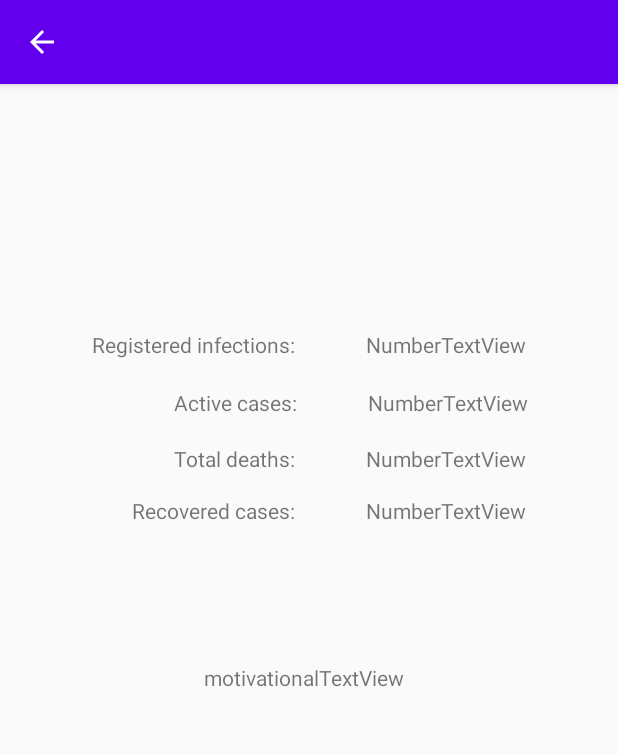
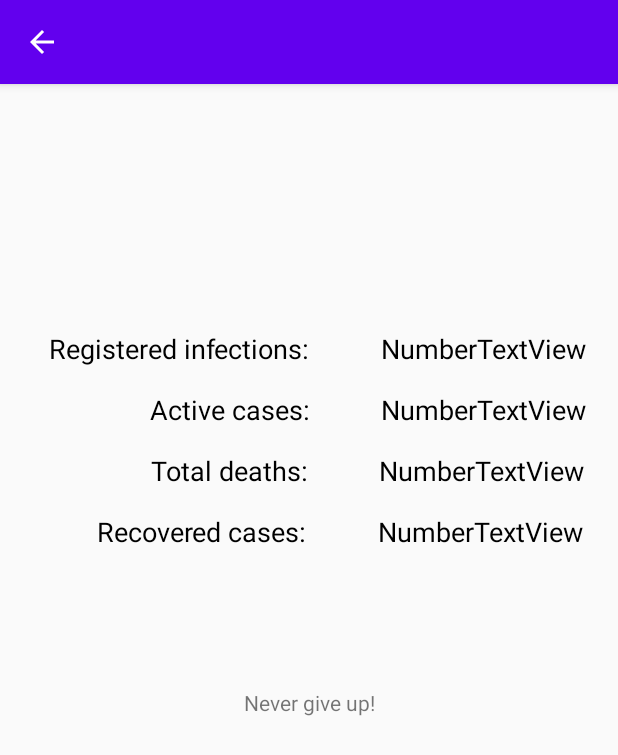
Before and after one commit to xxt07d/Covid-19_Stats, an Android app: the DetailedActivity screen opened directly, with no data from a screen before it, on a phone screen of 412 x 824 dp. Shown: the top 755 px of the screen. Run offline under Robolectric (Android 15) with nearby library versions, the phone set to English and light mode, and no system bars; 4 statements that could not run were skipped.

Commit message:
Fixed network bug, recyclerview works, detailed works

```diff
--- a/app/src/main/java/com/zsami/covid_19stats/activites/DetailedActivity.kt
+++ b/app/src/main/java/com/zsami/covid_19stats/activites/DetailedActivity.kt
@@ -2,13 +2,20 @@ package com.zsami.covid_19stats.activites
 
 import android.os.Bundle
 import android.widget.Button
+import android.widget.TextView
 import androidx.appcompat.app.AppCompatActivity
 import com.zsami.covid_19stats.R
 import com.zsami.covid_19stats.presenters.DetailedPresenter
 import com.zsami.covid_19stats.screens.DetailedScreen
+import kotlin.random.Random
 
 class DetailedActivity : AppCompatActivity(), DetailedScreen {
 
+    private lateinit var registeredTextView: TextView
+    private lateinit var activeTextView: TextView
+    private lateinit var deathsTextView: TextView
+    private lateinit var recoveredTextView: TextView
+    private lateinit var motivationalTextView: TextView
 
     override fun onCreate(savedInstanceState: Bundle?) {
         super.onCreate(savedInstanceState)
@@ -16,6 +23,20 @@ class DetailedActivity : AppCompatActivity(), DetailedScreen {
 
         supportActionBar?.title = ""
         supportActionBar?.setDisplayHomeAsUpEnabled(true)
+        val dailyValues = intent.getStringArrayExtra(EXTRA_MESSAGE)
+        registeredTextView = findViewById(R.id.registeredNumberTextView)
+        activeTextView = findViewById(R.id.activeNumberTextView)
+        deathsTextView = findViewById(R.id.deathsNumberTextView)
+        recoveredTextView = findViewById(R.id.recoveredNumberTextView)
+        motivationalTextView = findViewById(R.id.motivationalTextView)
+
+        registeredTextView.text = dailyValues[0]
+        activeTextView.text = dailyValues[1]
+        deathsTextView.text = dailyValues[2]
+        recoveredTextView.text = dailyValues[3]
+
+        val motivationalStringArray = resources.getStringArray(R.array.daily_detail_positive_stuff)
+        motivationalTextView.text = motivationalStringArray[Random.nextInt(0, motivationalStringArray.size-1)]
     }
 
     override fun onStart() {
@@ -28,7 +49,7 @@ class DetailedActivity : AppCompatActivity(), DetailedScreen {
         DetailedPresenter.detachScreen()
     }
 
-    override fun detailedFoo() {
+    override fun restoreDailyObjectFromString() {
         TODO("Not yet implemented")
     }
 
--- a/app/src/main/java/com/zsami/covid_19stats/interactors/NetworkInteractor.kt
+++ b/app/src/main/java/com/zsami/covid_19stats/interactors/NetworkInteractor.kt
@@ -66,8 +66,7 @@ class NetworkInteractor {
             }
 
             override fun onFailure(call: Call<List<Daily>>, t: Throwable) {
-                TODO("Not yet implemented")
-                responseReceived = true
+                //responseReceived = true
             }
         })
         while(!responseReceived){ //&& waitRepeatAmount < 20) {
--- a/app/src/main/java/com/zsami/covid_19stats/screens/DetailedScreen.kt
+++ b/app/src/main/java/com/zsami/covid_19stats/screens/DetailedScreen.kt
@@ -1,5 +1,5 @@
 package com.zsami.covid_19stats.screens
 
 interface DetailedScreen : Screen {
-    fun detailedFoo()
+    fun restoreDailyObjectFromString()
 }
--- a/app/src/main/res/layout/detailed_activity.xml
+++ b/app/src/main/res/layout/detailed_activity.xml
@@ -12,35 +12,44 @@
         android:layout_height="match_parent">
 
         <TextView
+            android:id="@+id/activeTextView"
+            android:layout_width="wrap_content"
+            android:layout_height="wrap_content"
+            android:layout_marginStart="99dp"
+            android:layout_marginLeft="99dp"
+            android:layout_marginTop="16dp"
+            android:gravity="right"
+            android:text="@string/daily_detail_active"
+            android:textColor="#000000"
+            android:textSize="18sp"
+            app:layout_constraintStart_toStartOf="parent"
+            app:layout_constraintTop_toBottomOf="@+id/registeredTextView" />
+
+        <TextView
             android:id="@+id/registeredTextView"
             android:layout_width="wrap_content"
             android:layout_height="wrap_content"
-            android:layout_marginStart="61dp"
-            android:layout_marginLeft="61dp"
+            android:layout_marginStart="32dp"
+            android:layout_marginLeft="32dp"
             android:layout_marginTop="164dp"
+            android:gravity="right"
             android:text="@string/daily_detail_registered"
+            android:textColor="#000000"
+            android:textSize="18sp"
             app:layout_constraintStart_toStartOf="parent"
             app:layout_constraintTop_toTopOf="parent" />
-
-        <TextView
-            android:id="@+id/activeTextView"
-            android:layout_width="wrap_content"
-            android:layout_height="wrap_content"
-            android:layout_marginStart="116dp"
-            android:layout_marginLeft="116dp"
-            android:layout_marginTop="19dp"
-            android:text="@string/daily_detail_active"
-            app:layout_constraintStart_toStartOf="parent"
-            app:layout_constraintTop_toBottomOf="@+id/registeredTextView" />
 
         <TextView
             android:id="@+id/deathsTextView"
             android:layout_width="wrap_content"
             android:layout_height="wrap_content"
-            android:layout_marginStart="116dp"
-            android:layout_marginLeft="116dp"
-            android:layout_marginTop="18dp"
+            android:layout_marginStart="100dp"
+            android:layout_marginLeft="100dp"
+            android:layout_marginTop="16dp"
+            android:gravity="right"
             android:text="@string/daily_detail_deaths"
+            android:textColor="#000000"
+            android:textSize="18sp"
             app:layout_constraintStart_toStartOf="parent"
             app:layout_constraintTop_toBottomOf="@+id/activeTextView" />
 
@@ -48,10 +57,13 @@
             android:id="@+id/recoveredTextView"
             android:layout_width="wrap_content"
             android:layout_height="wrap_content"
-            android:layout_marginStart="88dp"
-            android:layout_marginLeft="88dp"
-            android:layout_marginTop="15dp"
+            android:layout_marginStart="64dp"
+            android:layout_marginLeft="64dp"
+            android:layout_marginTop="16dp"
+            android:gravity="right"
             android:text="@string/daily_detail_recovered"
+            android:textColor="#000000"
+            android:textSize="18sp"
             app:layout_constraintStart_toStartOf="parent"
             app:layout_constraintTop_toBottomOf="@+id/deathsTextView" />
 
@@ -59,10 +71,12 @@
             android:id="@+id/registeredNumberTextView"
             android:layout_width="wrap_content"
             android:layout_height="wrap_content"
-            android:layout_marginStart="47dp"
-            android:layout_marginLeft="47dp"
+            android:layout_marginStart="48dp"
+            android:layout_marginLeft="48dp"
             android:layout_marginTop="164dp"
             android:text="NumberTextView"
+            android:textColor="#000000"
+            android:textSize="18sp"
             app:layout_constraintStart_toEndOf="@+id/registeredTextView"
             app:layout_constraintTop_toTopOf="parent" />
 
@@ -70,10 +84,12 @@
             android:id="@+id/activeNumberTextView"
             android:layout_width="wrap_content"
             android:layout_height="wrap_content"
-            android:layout_marginStart="47dp"
-            android:layout_marginLeft="47dp"
-            android:layout_marginTop="19dp"
+            android:layout_marginStart="48dp"
+            android:layout_marginLeft="48dp"
+            android:layout_marginTop="16dp"
             android:text="NumberTextView"
+            android:textColor="#000000"
+            android:textSize="18sp"
             app:layout_constraintStart_toEndOf="@+id/activeTextView"
             app:layout_constraintTop_toBottomOf="@+id/registeredNumberTextView" />
 
@@ -81,10 +97,12 @@
             android:id="@+id/deathsNumberTextView"
             android:layout_width="wrap_content"
             android:layout_height="wrap_content"
-            android:layout_marginStart="47dp"
-            android:layout_marginLeft="47dp"
-            android:layout_marginTop="18dp"
+            android:layout_marginStart="48dp"
+            android:layout_marginLeft="48dp"
+            android:layout_marginTop="16dp"
             android:text="NumberTextView"
+            android:textColor="#000000"
+            android:textSize="18sp"
             app:layout_constraintStart_toEndOf="@+id/deathsTextView"
             app:layout_constraintTop_toBottomOf="@+id/activeNumberTextView" />
 
@@ -92,10 +110,12 @@
             android:id="@+id/recoveredNumberTextView"
             android:layout_width="wrap_content"
             android:layout_height="wrap_content"
-            android:layout_marginStart="47dp"
-            android:layout_marginLeft="47dp"
-            android:layout_marginTop="15dp"
+            android:layout_marginStart="48dp"
+            android:layout_marginLeft="48dp"
+            android:layout_marginTop="16dp"
             android:text="NumberTextView"
+            android:textColor="#000000"
+            android:textSize="18sp"
             app:layout_constraintStart_toEndOf="@+id/recoveredTextView"
             app:layout_constraintTop_toBottomOf="@+id/deathsNumberTextView" />
 
@@ -103,10 +123,10 @@
             android:id="@+id/motivationalTextView"
             android:layout_width="wrap_content"
             android:layout_height="wrap_content"
-            android:layout_marginStart="136dp"
-            android:layout_marginLeft="136dp"
             android:layout_marginTop="92dp"
+            android:gravity="center"
             android:text="motivationalTextView"
+            app:layout_constraintEnd_toEndOf="parent"
             app:layout_constraintStart_toStartOf="parent"
             app:layout_constraintTop_toBottomOf="@+id/recoveredTextView" />
     </androidx.constraintlayout.widget.ConstraintLayout>
--- a/app/src/main/res/values/strings.xml
+++ b/app/src/main/res/values/strings.xml
@@ -9,8 +9,8 @@
     <string-array name="daily_detail_positive_stuff">
         <item>Stay home and always wash your hands!</item>
         <item>Never give up!</item>
-        <item>This is the unique time when you can be a real hero while gaming ;)</item>
-        <item>Get yourself a nice book! Maybe you have a lot of stories waiting to be told...</item>
+        <item>This is the unique time \nwhen you can be a real hero while gaming ;)</item>
+        <item>Get yourself a nice book! \nMaybe you have a lot of stories waiting to be told...</item>
     </string-array>
 
 
```
Also changed, not shown: app/src/main/java/com/zsami/covid_19stats/activites/DailyListActivity.kt (+30 -14 lines), app/src/main/java/com/zsami/covid_19stats/adapters/DailyRecyclerViewAdapter.kt (+23 -6 lines), app/src/main/res/layout/daily_list_activity.xml (+4 -17 lines).
